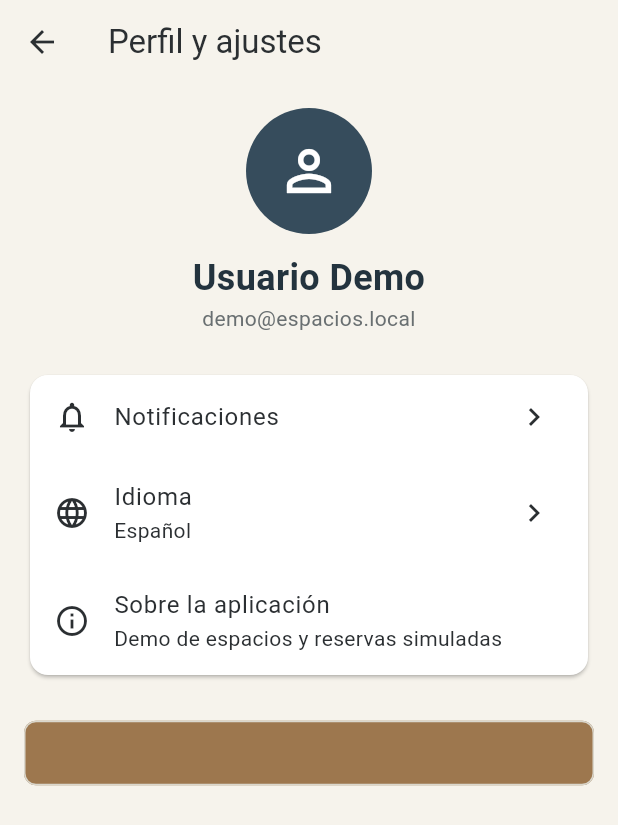
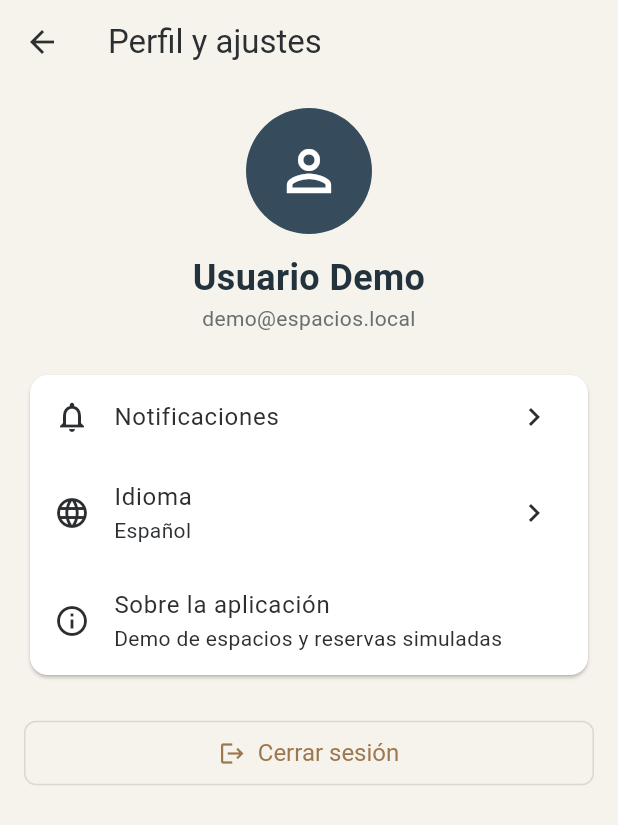
Before and after one commit to joanetn/Projecte-Flutter-Joan, a Flutter app: the PerfilScreen screen opened directly with empty values, on a phone screen of 412 x 824 dp. Shown: the top 825 px of the screen. Run offline on Flutter 3.47's test engine with Material 3 defaults, Android fonts, the phone set to English and light mode, and no system bars.

Commit message:
Completa demo y documentación del proyecto

```diff
--- a/lib/ui/core/ui/button.dart
+++ b/lib/ui/core/ui/button.dart
@@ -50,7 +50,7 @@ class Boton extends StatelessWidget {
             : colorPrincipal);
     final style = ButtonStyle(
       backgroundColor: WidgetStatePropertyAll(
-        tipo == TipoBoton.texto ? Colors.transparent : colorPrincipal,
+        tipo == TipoBoton.principal ? colorPrincipal : Colors.transparent,
       ),
       foregroundColor: WidgetStatePropertyAll(colorTextoFinal),
       padding: WidgetStatePropertyAll(padding),
```
Also changed, not shown: 2 other files.
